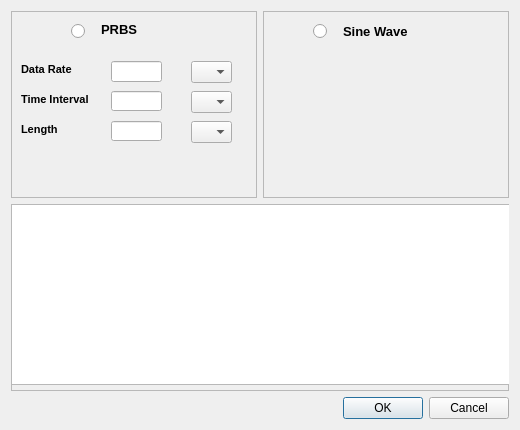
Old version of the form excitationdialog.ui in the repository WXY163/ezAMI.
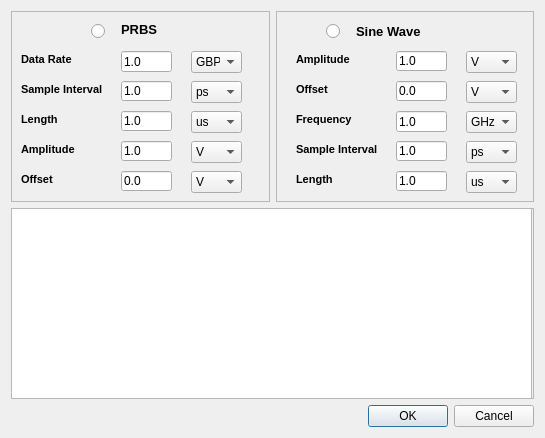
New version of the form.

Patch:
```diff
--- a/excitationdialog.ui
+++ b/excitationdialog.ui
@@ -6,8 +6,8 @@
    <rect>
     <x>0</x>
     <y>0</y>
-    <width>520</width>
-    <height>430</height>
+    <width>545</width>
+    <height>438</height>
    </rect>
   </property>
   <property name="windowTitle">
@@ -32,13 +32,19 @@
         <enum>QFrame::StyledPanel</enum>
        </property>
        <property name="frameShadow">
-        <enum>QFrame::Raised</enum>
+        <enum>QFrame::Sunken</enum>
        </property>
-       <widget class="QLabel" name="label">
+       <property name="lineWidth">
+        <number>4</number>
+       </property>
+       <property name="midLineWidth">
+        <number>4</number>
+       </property>
+       <widget class="QLabel" name="dataRateLabel">
         <property name="geometry">
          <rect>
           <x>10</x>
-          <y>50</y>
+          <y>40</y>
           <width>71</width>
           <height>16</height>
          </rect>
@@ -57,48 +63,74 @@
        <widget class="QLineEdit" name="lineEdit">
         <property name="geometry">
          <rect>
-          <x>100</x>
-          <y>50</y>
+          <x>110</x>
+          <y>40</y>
           <width>51</width>
           <height>21</height>
          </rect>
         </property>
+        <property name="text">
+         <string>1.0</string>
+        </property>
        </widget>
        <widget class="QComboBox" name="comboBox">
         <property name="geometry">
          <rect>
           <x>180</x>
-          <y>50</y>
-          <width>41</width>
+          <y>40</y>
+          <width>51</width>
           <height>22</height>
          </rect>
         </property>
+        <item>
+         <property name="text">
+          <string>GBPS</string>
+         </property>
+        </item>
+        <item>
+         <property name="text">
+          <string>BPS</string>
+         </property>
+        </item>
        </widget>
        <widget class="QLineEdit" name="lineEdit_2">
         <property name="geometry">
          <rect>
-          <x>100</x>
-          <y>80</y>
+          <x>110</x>
+          <y>70</y>
           <width>51</width>
           <height>20</height>
          </rect>
         </property>
+        <property name="text">
+         <string>1.0</string>
+        </property>
        </widget>
        <widget class="QComboBox" name="comboBox_2">
         <property name="geometry">
          <rect>
           <x>180</x>
-          <y>80</y>
-          <width>41</width>
+          <y>70</y>
+          <width>51</width>
           <height>22</height>
          </rect>
         </property>
+        <item>
+         <property name="text">
+          <string>ps</string>
+         </property>
+        </item>
+        <item>
+         <property name="text">
+          <string>ns</string>
+         </property>
+        </item>
        </widget>
        <widget class="QLabel" name="label_2">
         <property name="geometry">
          <rect>
           <x>10</x>
-          <y>80</y>
+          <y>70</y>
           <width>91</width>
           <height>16</height>
          </rect>
@@ -111,34 +143,57 @@
          </font>
         </property>
         <property name="text">
-         <string>Time Interval</string>
+         <string>Sample Interval</string>
         </property>
        </widget>
        <widget class="QLineEdit" name="lineEdit_3">
         <property name="geometry">
          <rect>
-          <x>100</x>
-          <y>110</y>
+          <x>110</x>
+          <y>100</y>
           <width>51</width>
           <height>20</height>
          </rect>
         </property>
+        <property name="text">
+         <string>1.0</string>
+        </property>
        </widget>
        <widget class="QComboBox" name="comboBox_3">
         <property name="geometry">
          <rect>
           <x>180</x>
-          <y>110</y>
-          <width>41</width>
+          <y>100</y>
+          <width>51</width>
           <height>22</height>
          </rect>
         </property>
+        <item>
+         <property name="text">
+          <string>us</string>
+         </property>
+        </item>
+        <item>
+         <property name="text">
+          <string>ns</string>
+         </property>
+        </item>
+        <item>
+         <property name="text">
+          <string>ms</string>
+         </property>
+        </item>
+        <item>
+         <property name="text">
+          <string>s</string>
+         </property>
+        </item>
        </widget>
        <widget class="QLabel" name="label_3">
         <property name="geometry">
          <rect>
           <x>10</x>
-          <y>110</y>
+          <y>100</y>
           <width>71</width>
           <height>16</height>
          </rect>
@@ -157,9 +212,9 @@
        <widget class="QLabel" name="label_4">
         <property name="geometry">
          <rect>
-          <x>90</x>
+          <x>110</x>
           <y>10</y>
-          <width>61</width>
+          <width>41</width>
           <height>16</height>
          </rect>
         </property>
@@ -177,7 +232,7 @@
        <widget class="QRadioButton" name="radioButton">
         <property name="geometry">
          <rect>
-          <x>60</x>
+          <x>80</x>
           <y>10</y>
           <width>21</width>
           <height>20</height>
@@ -187,6 +242,117 @@
          <string/>
         </property>
        </widget>
+       <widget class="QLabel" name="AmplitudeLabel">
+        <property name="geometry">
+         <rect>
+          <x>10</x>
+          <y>130</y>
+          <width>71</width>
+          <height>16</height>
+         </rect>
+        </property>
+        <property name="font">
+         <font>
+          <pointsize>8</pointsize>
+          <weight>75</weight>
+          <bold>true</bold>
+         </font>
+        </property>
+        <property name="text">
+         <string>Amplitude</string>
+        </property>
+       </widget>
+       <widget class="QLineEdit" name="amplitudeInput">
+        <property name="geometry">
+         <rect>
+          <x>110</x>
+          <y>130</y>
+          <width>51</width>
+          <height>20</height>
+         </rect>
+        </property>
+        <property name="text">
+         <string>1.0</string>
+        </property>
+       </widget>
+       <widget class="QComboBox" name="AmplitudeComboBox">
+        <property name="geometry">
+         <rect>
+          <x>180</x>
+          <y>130</y>
+          <width>51</width>
+          <height>22</height>
+         </rect>
+        </property>
+        <item>
+         <property name="text">
+          <string>V</string>
+         </property>
+        </item>
+        <item>
+         <property name="text">
+          <string>mV</string>
+         </property>
+        </item>
+        <item>
+         <property name="text">
+          <string>uV</string>
+         </property>
+        </item>
+       </widget>
+       <widget class="QComboBox" name="offsetComboBox">
+        <property name="geometry">
+         <rect>
+          <x>180</x>
+          <y>160</y>
+          <width>51</width>
+          <height>22</height>
+         </rect>
+        </property>
+        <item>
+         <property name="text">
+          <string>V</string>
+         </property>
+        </item>
+        <item>
+         <property name="text">
+          <string>mV</string>
+         </property>
+        </item>
+       </widget>
+       <widget class="QLineEdit" name="offsetInput">
+        <property name="geometry">
+         <rect>
+          <x>110</x>
+          <y>160</y>
+          <width>51</width>
+          <height>20</height>
+         </rect>
+        </property>
+        <property name="text">
+         <string>0.0</string>
+        </property>
+       </widget>
+       <widget class="QLabel" name="offsetLabel">
+        <property name="geometry">
+         <rect>
+          <x>10</x>
+          <y>160</y>
+          <width>71</width>
+          <height>16</height>
+         </rect>
+        </property>
+        <property name="font">
+         <font>
+          <pointsize>8</pointsize>
+          <weight>75</weight>
+          <bold>true</bold>
+         </font>
+        </property>
+        <property name="text">
+         <string>Offset</string>
+        </property>
+       </widget>
       </widget>
      </item>
      <item>
@@ -195,9 +361,15 @@
         <enum>QFrame::StyledPanel</enum>
        </property>
        <property name="frameShadow">
-        <enum>QFrame::Raised</enum>
+        <enum>QFrame::Sunken</enum>
        </property>
-       <widget class="QLabel" name="label_5">
+       <property name="lineWidth">
+        <number>4</number>
+       </property>
+       <property name="midLineWidth">
+        <number>4</number>
+       </property>
+       <widget class="QLabel" name="sineWaveLabel">
         <property name="geometry">
          <rect>
           <x>80</x>
@@ -230,6 +402,296 @@
          <string/>
         </property>
        </widget>
+       <widget class="QLineEdit" name="amplitudeSineInput">
+        <property name="geometry">
+         <rect>
+          <x>120</x>
+          <y>40</y>
+          <width>51</width>
+          <height>20</height>
+         </rect>
+        </property>
+        <property name="text">
+         <string>1.0</string>
+        </property>
+       </widget>
+       <widget class="QLineEdit" name="offsetSineInput">
+        <property name="geometry">
+         <rect>
+          <x>120</x>
+          <y>70</y>
+          <width>51</width>
+          <height>20</height>
+         </rect>
+        </property>
+        <property name="text">
+         <string>0.0</string>
+        </property>
+       </widget>
+       <widget class="QLabel" name="offsetSineLabel">
+        <property name="geometry">
+         <rect>
+          <x>20</x>
+          <y>70</y>
+          <width>71</width>
+          <height>16</height>
+         </rect>
+        </property>
+        <property name="font">
+         <font>
+          <pointsize>8</pointsize>
+          <weight>75</weight>
+          <bold>true</bold>
+         </font>
+        </property>
+        <property name="text">
+         <string>Offset</string>
+        </property>
+       </widget>
+       <widget class="QLabel" name="AmplitudeSineLabel">
+        <property name="geometry">
+         <rect>
+          <x>20</x>
+          <y>40</y>
+          <width>71</width>
+          <height>16</height>
+         </rect>
+        </property>
+        <property name="font">
+         <font>
+          <pointsize>8</pointsize>
+          <weight>75</weight>
+          <bold>true</bold>
+         </font>
+        </property>
+        <property name="text">
+         <string>Amplitude</string>
+        </property>
+       </widget>
+       <widget class="QComboBox" name="offsetSineComboBox">
+        <property name="geometry">
+         <rect>
+          <x>190</x>
+          <y>70</y>
+          <width>51</width>
+          <height>22</height>
+         </rect>
+        </property>
+        <item>
+         <property name="text">
+          <string>V</string>
+         </property>
+        </item>
+        <item>
+         <property name="text">
+          <string>mV</string>
+         </property>
+        </item>
+       </widget>
+       <widget class="QComboBox" name="AmplitudeSineComboBox">
+        <property name="geometry">
+         <rect>
+          <x>190</x>
+          <y>40</y>
+          <width>51</width>
+          <height>22</height>
+         </rect>
+        </property>
+        <item>
+         <property name="text">
+          <string>V</string>
+         </property>
+        </item>
+        <item>
+         <property name="text">
+          <string>mV</string>
+         </property>
+        </item>
+       </widget>
+       <widget class="QLineEdit" name="FrequencyInput">
+        <property name="geometry">
+         <rect>
+          <x>120</x>
+          <y>100</y>
+          <width>51</width>
+          <height>21</height>
+         </rect>
+        </property>
+        <property name="text">
+         <string>1.0</string>
+        </property>
+       </widget>
+       <widget class="QLabel" name="FrequencyLabel">
+        <property name="geometry">
+         <rect>
+          <x>20</x>
+          <y>100</y>
+          <width>71</width>
+          <height>16</height>
+         </rect>
+        </property>
+        <property name="font">
+         <font>
+          <pointsize>8</pointsize>
+          <weight>75</weight>
+          <bold>true</bold>
+         </font>
+        </property>
+        <property name="text">
+         <string>Frequency</string>
+        </property>
+       </widget>
+       <widget class="QComboBox" name="FrequencyComboBox">
+        <property name="geometry">
+         <rect>
+          <x>190</x>
+          <y>100</y>
+          <width>51</width>
+          <height>22</height>
+         </rect>
+        </property>
+        <item>
+         <property name="text">
+          <string>GHz</string>
+         </property>
+        </item>
+        <item>
+         <property name="text">
+          <string>KHz</string>
+         </property>
+        </item>
+        <item>
+         <property name="text">
+          <string>Hz</string>
+         </property>
+        </item>
+       </widget>
+       <widget class="QLabel" name="timeISinentervalLabel">
+        <property name="geometry">
+         <rect>
+          <x>20</x>
+          <y>130</y>
+          <width>91</width>
+          <height>16</height>
+         </rect>
+        </property>
+        <property name="font">
+         <font>
+          <pointsize>8</pointsize>
+          <weight>75</weight>
+          <bold>true</bold>
+         </font>
+        </property>
+        <property name="text">
+         <string>Sample Interval</string>
+        </property>
+       </widget>
+       <widget class="QLabel" name="lengthSineLabel">
+        <property name="geometry">
+         <rect>
+          <x>20</x>
+          <y>160</y>
+          <width>71</width>
+          <height>16</height>
+         </rect>
+        </property>
+        <property name="font">
+         <font>
+          <pointsize>8</pointsize>
+          <weight>75</weight>
+          <bold>true</bold>
+         </font>
+        </property>
+        <property name="text">
+         <string>Length</string>
+        </property>
+       </widget>
+       <widget class="QComboBox" name="lengthSineComboBox">
+        <property name="geometry">
+         <rect>
+          <x>190</x>
+          <y>160</y>
+          <width>51</width>
+          <height>22</height>
+         </rect>
+        </property>
+        <item>
+         <property name="text">
+          <string>us</string>
+         </property>
+        </item>
+        <item>
+         <property name="text">
+          <string>ns</string>
+         </property>
+        </item>
+        <item>
+         <property name="text">
+          <string>ms</string>
+         </property>
+        </item>
+        <item>
+         <property name="text">
+          <string>s</string>
+         </property>
+        </item>
+       </widget>
+       <widget class="QComboBox" name="timeIntervalSineComboBox">
+        <property name="geometry">
+         <rect>
+          <x>190</x>
+          <y>130</y>
+          <width>51</width>
+          <height>22</height>
+         </rect>
+        </property>
+        <item>
+         <property name="text">
+          <string>ps</string>
+         </property>
+        </item>
+        <item>
+         <property name="text">
+          <string>ns</string>
+         </property>
+        </item>
+        <item>
+         <property name="text">
+          <string>us</string>
+         </property>
+        </item>
+        <item>
+         <property name="text">
+          <string>s</string>
+         </property>
+        </item>
+       </widget>
+       <widget class="QLineEdit" name="timeIntervalSineInput">
+        <property name="geometry">
+         <rect>
+          <x>120</x>
+          <y>130</y>
+          <width>51</width>
+          <height>20</height>
+         </rect>
+        </property>
+        <property name="text">
+         <string>1.0</string>
+        </property>
+       </widget>
+       <widget class="QLineEdit" name="lengthSineInput">
+        <property name="geometry">
+         <rect>
+          <x>120</x>
+          <y>160</y>
+          <width>51</width>
+          <height>20</height>
+         </rect>
+        </property>
+        <property name="text">
+         <string>1.0</string>
+        </property>
+       </widget>
       </widget>
      </item>
     </layout>
@@ -242,13 +704,13 @@
      <property name="frameShadow">
       <enum>QFrame::Raised</enum>
      </property>
-     <widget class="QTextEdit" name="textEdit">
+     <widget class="QGraphicsView" name="displayView">
       <property name="geometry">
        <rect>
         <x>0</x>
         <y>0</y>
-        <width>501</width>
-        <height>181</height>
+        <width>521</width>
+        <height>191</height>
        </rect>
       </property>
      </widget>
```
Left out of the diff: 48 changed lines with no effect on the pictures.
